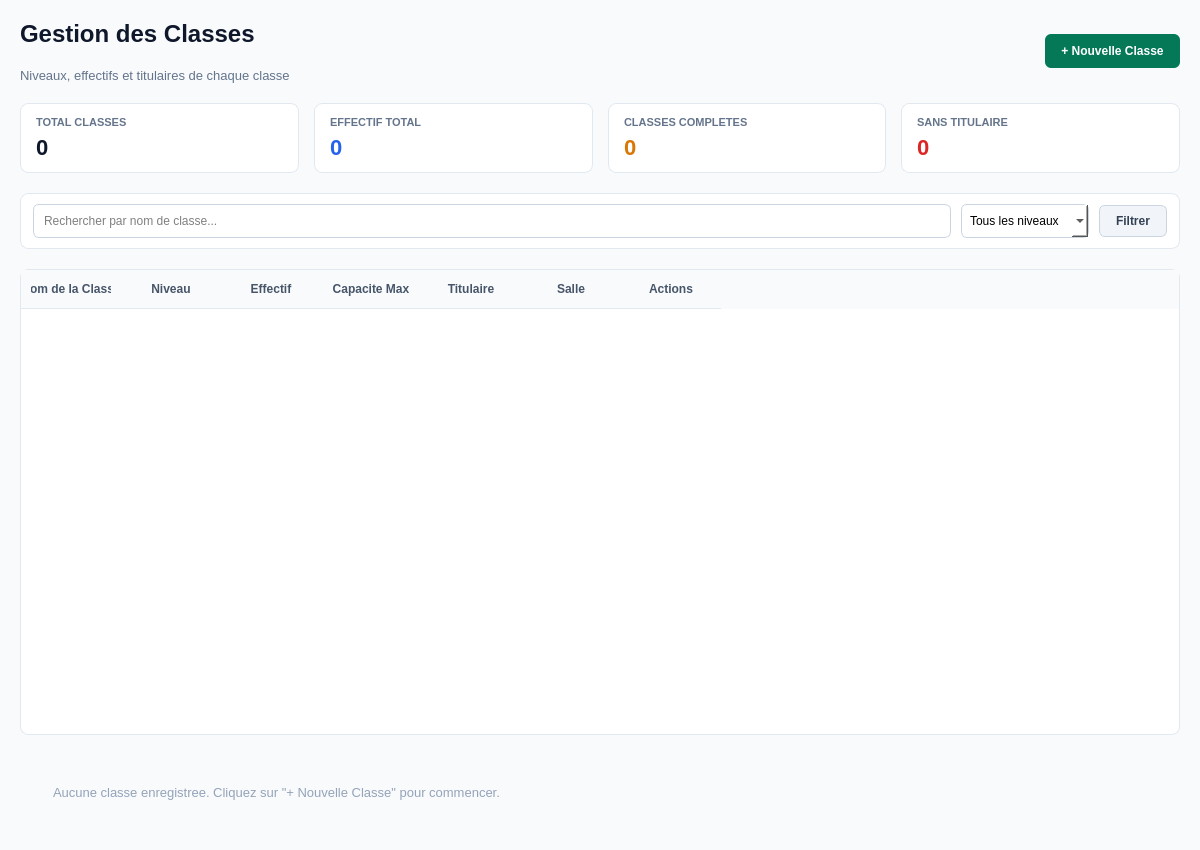
Old version of the form ui/ui_files/classes/classes.ui in the repository laudesmassamba1-ai/Logiciel-de-gestion-scolaire.
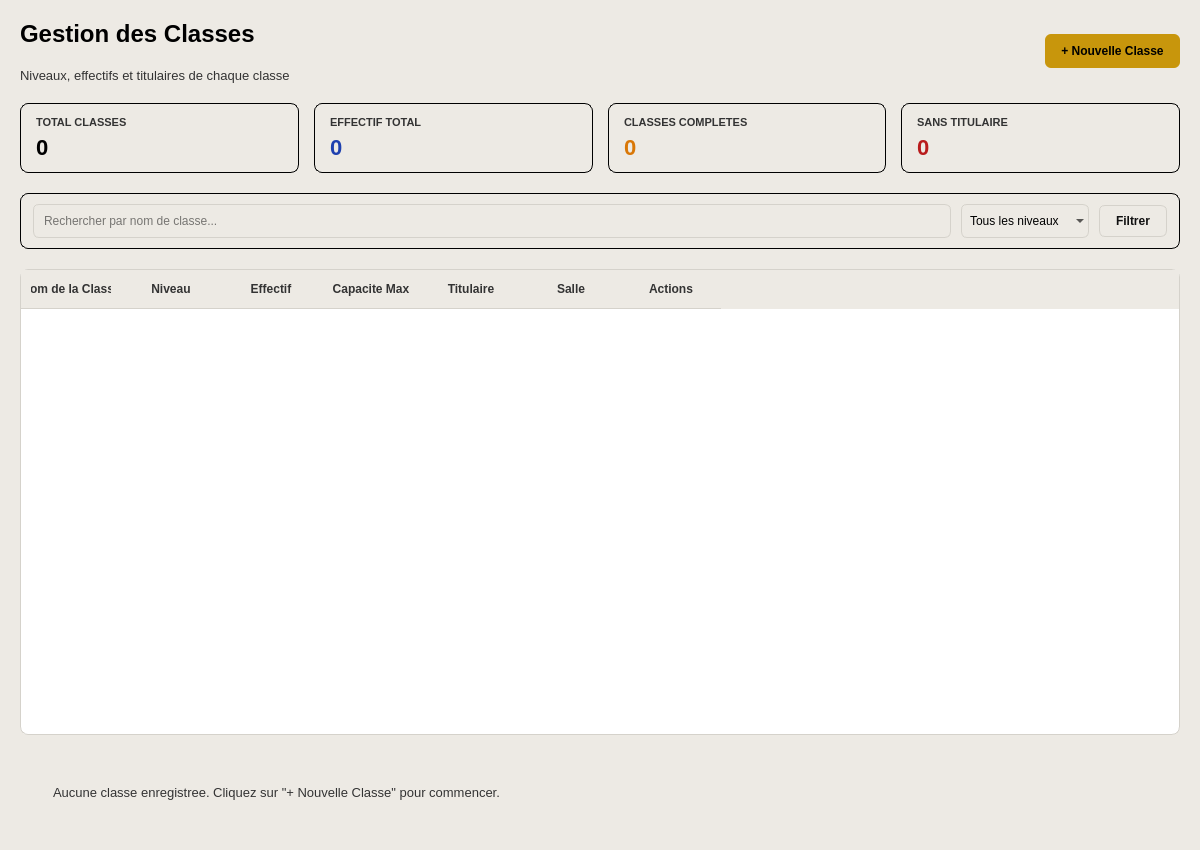
New version of the form.

What changed in the file:
```diff
--- a/ui/ui_files/classes/classes.ui
+++ b/ui/ui_files/classes/classes.ui
@@ -14,7 +14,7 @@
    <string>Gestion des Classes</string>
   </property>
   <property name="styleSheet">
-   <string>background-color: #f8fafc; font-family: 'Segoe UI', sans-serif;</string>
+   <string>background-color: #EDEAE4; font-family: 'Segoe UI', sans-serif;</string>
   </property>
   <layout class="QVBoxLayout" name="mainLayout">
    <property name="spacing">
@@ -39,7 +39,7 @@
        <item>
         <widget class="QLabel" name="lbl_page_title">
          <property name="styleSheet">
-          <string>color: #0f172a; font-size: 24px; font-weight: bold;</string>
+          <string>color: #000000; font-size: 24px; font-weight: bold;</string>
          </property>
          <property name="text">
           <string>Gestion des Classes</string>
@@ -49,7 +49,7 @@
        <item>
         <widget class="QLabel" name="lbl_page_subtitle">
          <property name="styleSheet">
-          <string>color: #64748b; font-size: 13px;</string>
+          <string>color: #333333; font-size: 13px;</string>
          </property>
          <property name="text">
           <string>Niveaux, effectifs et titulaires de chaque classe</string>
@@ -77,7 +77,7 @@
         <cursorShape>PointingHandCursor</cursorShape>
        </property>
        <property name="styleSheet">
-        <string>background-color: #047857; color: white; border: none; border-radius: 6px; padding: 10px 16px; font-weight: bold;</string>
+        <string>background-color: #C8960C; color: #000000; border: none; border-radius: 6px; padding: 10px 16px; font-weight: bold;</string>
        </property>
        <property name="text">
         <string>+ Nouvelle Classe</string>
@@ -94,7 +94,7 @@
      <item>
       <widget class="QFrame" name="card_total_classes">
        <property name="styleSheet">
-        <string>background-color: #ffffff; border: 1px solid #e2e8f0; border-radius: 8px;</string>
+        <string>background-color: transparent; color: #000000; border: 1px solid #000000; border-radius: 8px;</string>
        </property>
        <layout class="QVBoxLayout" name="layout_card1">
         <property name="leftMargin">
@@ -112,7 +112,7 @@
         <item>
          <widget class="QLabel" name="lbl_kpi1_titre">
           <property name="styleSheet">
-           <string>color: #64748b; font-size: 11px; font-weight: bold; border: none;</string>
+           <string>color: #333333; font-size: 11px; font-weight: bold; border: none;</string>
           </property>
           <property name="text">
            <string>TOTAL CLASSES</string>
@@ -122,7 +122,7 @@
         <item>
          <widget class="QLabel" name="lbl_kpi1_valeur">
           <property name="styleSheet">
-           <string>color: #0f172a; font-size: 22px; font-weight: bold; border: none;</string>
+           <string>color: #000000; font-size: 22px; font-weight: bold; border: none;</string>
           </property>
           <property name="text">
            <string>0</string>
@@ -135,7 +135,7 @@
      <item>
       <widget class="QFrame" name="card_effectif_total">
        <property name="styleSheet">
-        <string>background-color: #ffffff; border: 1px solid #e2e8f0; border-radius: 8px;</string>
+        <string>background-color: transparent; color: #000000; border: 1px solid #000000; border-radius: 8px;</string>
        </property>
        <layout class="QVBoxLayout" name="layout_card2">
         <property name="leftMargin">
@@ -153,7 +153,7 @@
         <item>
          <widget class="QLabel" name="lbl_kpi2_titre">
           <property name="styleSheet">
-           <string>color: #64748b; font-size: 11px; font-weight: bold; border: none;</string>
+           <string>color: #333333; font-size: 11px; font-weight: bold; border: none;</string>
           </property>
           <property name="text">
            <string>EFFECTIF TOTAL</string>
@@ -163,7 +163,7 @@
         <item>
          <widget class="QLabel" name="lbl_kpi2_valeur">
           <property name="styleSheet">
-           <string>color: #2563eb; font-size: 22px; font-weight: bold; border: none;</string>
+           <string>color: #1E40AF; font-size: 22px; font-weight: bold; border: none;</string>
           </property>
           <property name="text">
            <string>0</string>
@@ -176,7 +176,7 @@
      <item>
       <widget class="QFrame" name="card_classes_completes">
        <property name="styleSheet">
-        <string>background-color: #ffffff; border: 1px solid #e2e8f0; border-radius: 8px;</string>
+        <string>background-color: transparent; color: #000000; border: 1px solid #000000; border-radius: 8px;</string>
        </property>
        <layout class="QVBoxLayout" name="layout_card3">
         <property name="leftMargin">
@@ -194,7 +194,7 @@
         <item>
          <widget class="QLabel" name="lbl_kpi3_titre">
           <property name="styleSheet">
-           <string>color: #64748b; font-size: 11px; font-weight: bold; border: none;</string>
+           <string>color: #333333; font-size: 11px; font-weight: bold; border: none;</string>
           </property>
           <property name="text">
            <string>CLASSES COMPLETES</string>
@@ -204,7 +204,7 @@
         <item>
          <widget class="QLabel" name="lbl_kpi3_valeur">
           <property name="styleSheet">
-           <string>color: #d97706; font-size: 22px; font-weight: bold; border: none;</string>
+           <string>color: #D97706; font-size: 22px; font-weight: bold; border: none;</string>
           </property>
           <property name="text">
            <string>0</string>
@@ -217,7 +217,7 @@
      <item>
       <widget class="QFrame" name="card_sans_titulaire">
        <property name="styleSheet">
-        <string>background-color: #ffffff; border: 1px solid #e2e8f0; border-radius: 8px;</string>
+        <string>background-color: transparent; color: #000000; border: 1px solid #000000; border-radius: 8px;</string>
        </property>
        <layout class="QVBoxLayout" name="layout_card4">
         <property name="leftMargin">
@@ -235,7 +235,7 @@
         <item>
          <widget class="QLabel" name="lbl_kpi4_titre">
           <property name="styleSheet">
-           <string>color: #64748b; font-size: 11px; font-weight: bold; border: none;</string>
+           <string>color: #333333; font-size: 11px; font-weight: bold; border: none;</string>
           </property>
           <property name="text">
            <string>SANS TITULAIRE</string>
@@ -245,7 +245,7 @@
         <item>
          <widget class="QLabel" name="lbl_kpi4_valeur">
           <property name="styleSheet">
-           <string>color: #dc2626; font-size: 22px; font-weight: bold; border: none;</string>
+           <string>color: #B91C1C; font-size: 22px; font-weight: bold; border: none;</string>
           </property>
           <property name="text">
            <string>0</string>
@@ -260,7 +260,7 @@
    <item>
     <widget class="QFrame" name="filterBar">
      <property name="styleSheet">
-      <string>background-color: #ffffff; border: 1px solid #e2e8f0; border-radius: 8px;</string>
+      <string>background-color: transparent; color: #000000; border: 1px solid #000000; border-radius: 8px;</string>
      </property>
      <layout class="QHBoxLayout" name="filterLayout">
       <property name="leftMargin">
@@ -281,7 +281,7 @@
       <item>
        <widget class="QLineEdit" name="input_search_classe">
         <property name="styleSheet">
-         <string>border: 1px solid #cbd5e1; border-radius: 6px; padding: 8px;</string>
+         <string>border: 1px solid #D5D2CB; border-radius: 6px; padding: 8px;</string>
         </property>
         <property name="placeholderText">
          <string>Rechercher par nom de classe...</string>
@@ -291,7 +291,7 @@
       <item>
        <widget class="QComboBox" name="combo_filter_niveau">
         <property name="styleSheet">
-         <string>border: 1px solid #cbd5e1; border-radius: 6px; padding: 8px;</string>
+         <string>border: 1px solid #D5D2CB; border-radius: 6px; padding: 8px;</string>
         </property>
         <item>
          <property name="text">
@@ -303,7 +303,7 @@
       <item>
        <widget class="QPushButton" name="btn_apply_filter_classe">
         <property name="styleSheet">
-         <string>background-color: #f1f5f9; color: #334155; border: 1px solid #cbd5e1; border-radius: 6px; padding: 8px 16px; font-weight: bold;</string>
+         <string>background-color: #EDEAE4; color: #111111; border: 1px solid #D5D2CB; border-radius: 6px; padding: 8px 16px; font-weight: bold;</string>
         </property>
         <property name="text">
          <string>Filtrer</string>
@@ -318,23 +318,23 @@
      <property name="styleSheet">
       <string>
        QTableWidget {
-           background-color: #ffffff;
-           border: 1px solid #e2e8f0;
+           background-color: #FFFFFF;
+           border: 1px solid #D5D2CB;
            border-radius: 8px;
-           gridline-color: #f1f5f9;
+           gridline-color: #EDEAE4;
            font-size: 13px;
        }
        QHeaderView::section {
-           background-color: #f8fafc;
-           color: #475569;
+           background-color: #EDEAE4;
+           color: #333333;
            font-weight: bold;
            padding: 10px;
            border: none;
-           border-bottom: 1px solid #e2e8f0;
+           border-bottom: 1px solid #D5D2CB;
        }
        QTableWidget::item {
            padding: 0px 8px;
-           border-bottom: 1px solid #f1f5f9;
+           border-bottom: 1px solid #EDEAE4;
        }
       </string>
      </property>
@@ -390,7 +390,7 @@
    <item>
     <widget class="QLabel" name="lbl_empty_state_classes">
      <property name="styleSheet">
-      <string>color: #94a3b8; font-size: 13px; padding: 30px; qproperty-alignment: AlignCenter;</string>
+      <string>color: #333333; font-size: 13px; padding: 30px; qproperty-alignment: AlignCenter;</string>
      </property>
      <property name="text">
       <string>Aucune classe enregistree. Cliquez sur "+ Nouvelle Classe" pour commencer.</string>
```
